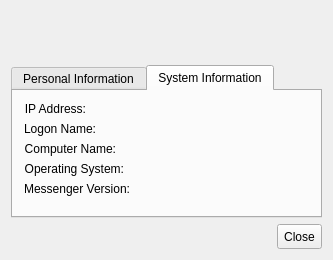
Above: lmc/src/userinfowindow.ui from MariusDec/Lan-Messenger before the change. Below: the same form after it.
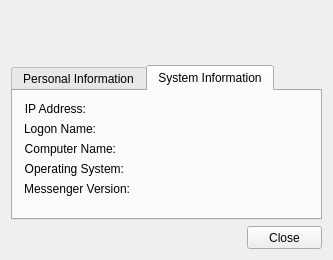
That is the form after the change. Custom widgets are drawn as their Qt base class.

```diff
--- a/lmc/src/userinfowindow.ui
+++ b/lmc/src/userinfowindow.ui
@@ -248,10 +248,16 @@
    </item>
    <item alignment="Qt::AlignRight">
     <widget class="ThemedButton" name="btnClose">
+     <property name="sizePolicy">
+      <sizepolicy hsizetype="Preferred" vsizetype="Fixed">
+       <horstretch>0</horstretch>
+       <verstretch>0</verstretch>
+      </sizepolicy>
+     </property>
      <property name="minimumSize">
       <size>
-       <width>0</width>
-       <height>25</height>
+       <width>75</width>
+       <height>23</height>
       </size>
      </property>
      <property name="text">
```
